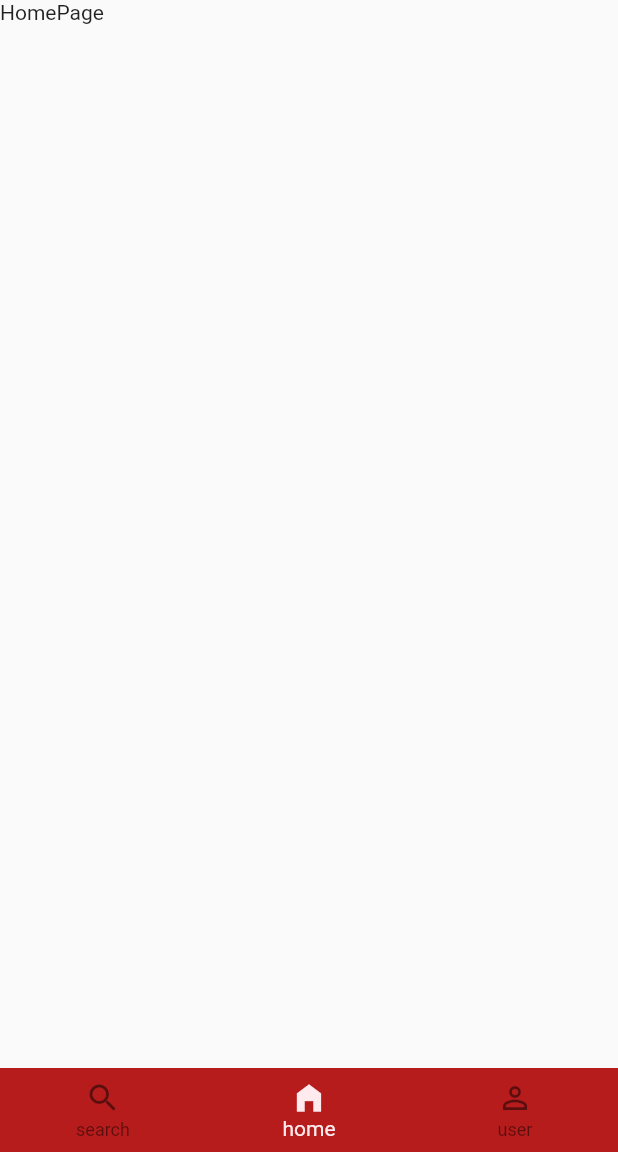
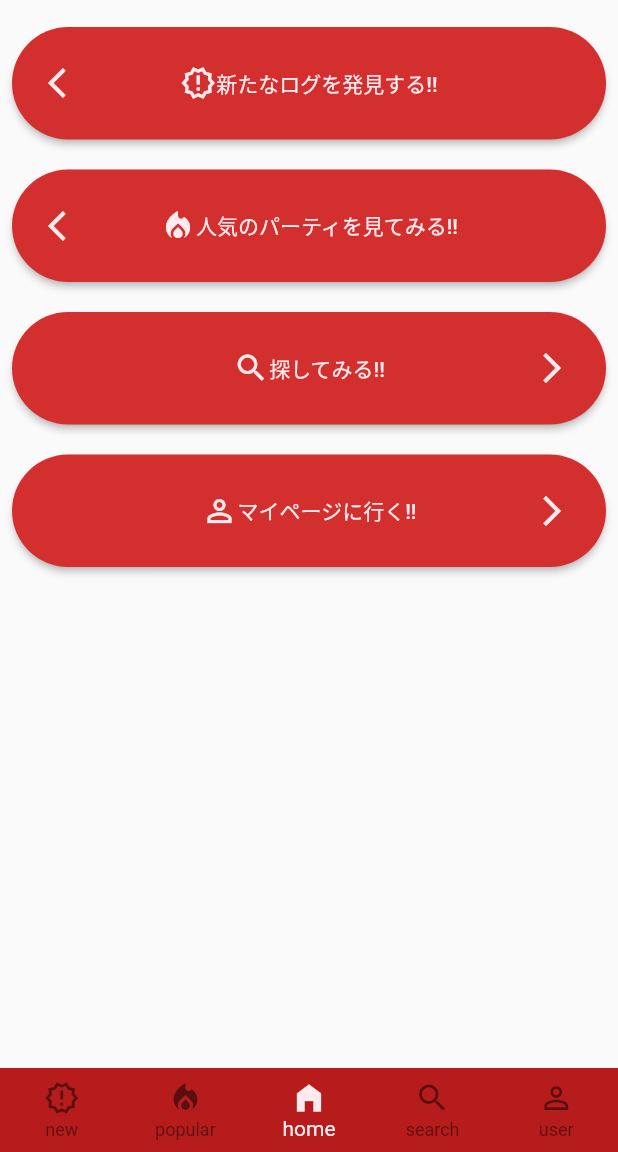
Before and after one commit to voidd0g/pokemon_battle_logger, a Flutter app: the screen it shows after launch, on a phone screen of 412 x 824 dp, the part 84-1236 px from its top. Run offline on Flutter 3.47's test engine with Material 2 defaults, Android fonts, the phone set to English and light mode, and no system bars; our stand-ins replace firebase_core, flutter_riverpod, flutter_spinkit, tuple; accounts and stored records are empty; Roboto replaces fonts that are missing (NoteSansJapanese).

Commit message:
added some pages

```diff
--- a/lib/notifiers/home/pages/search.page.notifier.dart
+++ b/lib/notifiers/home/pages/search.page.notifier.dart
@@ -14,7 +14,7 @@ class SearchPageNotifier extends StateNotifier<SearchPageState> implements IRelo
         );
 
   @override
-  Future<void> reload() async {
+  Future<void> reload(IReloadableArg? _) async {
     await Future.delayed(Duration.zero, () {
       state = state.copy(
         newIsReloading: true,
--- a/lib/notifiers/home/pages/user.page.notifier.dart
+++ b/lib/notifiers/home/pages/user.page.notifier.dart
@@ -14,7 +14,7 @@ class UserPageNotifier extends StateNotifier<UserPageState> implements IReloadab
         );
 
   @override
-  Future<void> reload() async {
+  Future<void> reload(IReloadableArg? _) async {
     await Future.delayed(Duration.zero, () {
       state = state.copy(
         newIsReloading: true,
--- a/lib/notifiers/i_reloadable_page.dart
+++ b/lib/notifiers/i_reloadable_page.dart
@@ -1,3 +1,5 @@
 abstract class IReloadablePage {
-  Future<void> reload();
+  Future<void> reload(IReloadableArg? arg);
 }
+
+abstract class IReloadableArg {}
--- a/lib/routing/app_routing.dart
+++ b/lib/routing/app_routing.dart
@@ -3,22 +3,10 @@ import 'package:pokemon_battle_logger/views/home/home.view.dart';
 
 class AppRouting {
   static const String home = '/home';
-  static Route<dynamic> generateRoute(RouteSettings settings) {
+  static Route<dynamic>? generateRoute(RouteSettings settings) {
     switch (settings.name) {
       case '/':
-        return PageRouteBuilder(
-          settings: RouteSettings(
-            name: home,
-            arguments: settings.arguments,
-          ),
-          pageBuilder: (
-            context,
-            animation,
-            secondaryAnimation,
-          ) =>
-              const HomeView(),
-          transitionDuration: Duration.zero,
-        );
+        return null;
       case home:
         return PageRouteBuilder(
           settings: settings,
--- /dev/null
+++ b/lib/routing/home_pages.dart
@@ -0,0 +1,31 @@
+import 'package:flutter/material.dart';
+import 'package:flutter_riverpod/flutter_riverpod.dart';
+import 'package:pokemon_battle_logger/notifiers/home/pages/home.page.notifier.dart';
+import 'package:pokemon_battle_logger/notifiers/home/pages/new.page.notifier.dart';
+import 'package:pokemon_battle_logger/notifiers/home/pages/popular.page.notifier.dart';
+import 'package:pokemon_battle_logger/notifiers/home/pages/search.page.notifier.dart';
+import 'package:pokemon_battle_logger/notifiers/home/pages/user.page.notifier.dart';
+import 'package:pokemon_battle_logger/views/home/pages/home.page.view.dart';
+import 'package:pokemon_battle_logger/views/home/pages/new.page.view.dart';
+import 'package:pokemon_battle_logger/views/home/pages/popular.page.view.dart';
+import 'package:pokemon_battle_logger/views/home/pages/search.page.view.dart';
+import 'package:pokemon_battle_logger/views/home/pages/user.page.view.dart';
+import 'package:tuple/tuple.dart';
+
+class HomePages {
+  static const int newPageIndex = 0;
+  static const int popularPageIndex = 1;
+  static const int homePageIndex = 2;
+  static const int searchPageIndex = 3;
+  static const int userPageIndex = 4;
+
+  static List<Tuple2<Widget, StateNotifierProvider<StateNotifier, dynamic>>> getPages() {
+    return [
+      Tuple2<Widget, StateNotifierProvider>(const NewPageView(), newPageProvider),
+      Tuple2<Widget, StateNotifierProvider>(const PopularPageView(), popularPageProvider),
+      Tuple2<Widget, StateNotifierProvider>(const HomePageView(), homePageProvider),
+      Tuple2<Widget, StateNotifierProvider>(const SearchPageView(), searchPageProvider),
+      Tuple2<Widget, StateNotifierProvider>(const UserPageView(), userPageProvider),
+    ];
+  }
+}
--- a/lib/views/home/home.view.dart
+++ b/lib/views/home/home.view.dart
@@ -1,13 +1,8 @@
 import 'package:flutter/material.dart';
 import 'package:flutter_riverpod/flutter_riverpod.dart';
 import 'package:pokemon_battle_logger/notifiers/home/home.notifier.dart';
-import 'package:pokemon_battle_logger/notifiers/home/pages/home.page.notifier.dart';
-import 'package:pokemon_battle_logger/notifiers/home/pages/search.page.notifier.dart';
-import 'package:pokemon_battle_logger/notifiers/home/pages/user.page.notifier.dart';
 import 'package:pokemon_battle_logger/notifiers/i_reloadable_page.dart';
-import 'package:pokemon_battle_logger/views/home/pages/home.page.view.dart';
-import 'package:pokemon_battle_logger/views/home/pages/search.page.view.dart';
-import 'package:pokemon_battle_logger/views/home/pages/user.page.view.dart';
+import 'package:pokemon_battle_logger/routing/home_pages.dart';
 import 'package:tuple/tuple.dart';
 
 class HomeView extends ConsumerWidget {
@@ -21,13 +16,15 @@ class HomeView extends ConsumerWidget {
   Widget build(BuildContext context, WidgetRef ref) {
     final state = ref.watch(homeProvider);
 
-    final List<Tuple2<Widget, StateNotifierProvider<StateNotifier, dynamic>>> pages = [
-      Tuple2<Widget, StateNotifierProvider>(const SearchPageView(), searchPageProvider),
-      Tuple2<Widget, StateNotifierProvider>(const HomePageView(), homePageProvider),
-      Tuple2<Widget, StateNotifierProvider>(const UserPageView(), userPageProvider),
-    ];
+    final List<Tuple2<Widget, StateNotifierProvider<StateNotifier, dynamic>>> pages = HomePages.getPages();
 
-    return Scaffold(
+    final index = state.selectedPageIndicesStack.last;
+
+    return WillPopScope(
+      onWillPop: () async {
+        return await ref.read(homeProvider.notifier).popPage();
+      },
+      child: Scaffold(
         appBar: AppBar(
           title: Row(
             mainAxisAlignment: MainAxisAlignment.start,
@@ -51,34 +48,44 @@ class HomeView extends ConsumerWidget {
           backgroundColor: Colors.red.shade100,
           elevation: 0.0,
         ),
-      body: pages[state.selectedPageIndex].item1,
+        body: pages[index].item1,
         bottomNavigationBar: BottomNavigationBar(
           items: const [
             BottomNavigationBarItem(
-            icon: Icon(Icons.search),
-            label: 'search',
+              icon: Icon(Icons.new_releases_outlined),
+              label: 'new',
+            ),
+            BottomNavigationBarItem(
+              icon: Icon(Icons.local_fire_department),
+              label: 'popular',
             ),
             BottomNavigationBarItem(
               icon: Icon(Icons.home_filled),
               label: 'home',
             ),
             BottomNavigationBarItem(
+              icon: Icon(Icons.search),
+              label: 'search',
+            ),
+            BottomNavigationBarItem(
               icon: Icon(Icons.person_outline),
               label: 'user',
             ),
           ],
-        currentIndex: state.selectedPageIndex,
+          currentIndex: index,
           backgroundColor: Colors.red.shade900,
           selectedItemColor: Colors.red.shade50,
           unselectedItemColor: Colors.black.withOpacity(0.5),
           type: BottomNavigationBarType.fixed,
           elevation: 0.0,
           onTap: (newIndex) {
-          if (state.selectedPageIndex == newIndex && ref.watch(pages[state.selectedPageIndex].item2.notifier) is IReloadablePage) {
-            (ref.read(pages[state.selectedPageIndex].item2.notifier) as IReloadablePage).reload();
+            if (index == newIndex && ref.watch(pages[index].item2.notifier) is IReloadablePage) {
+              (ref.read(pages[index].item2.notifier) as IReloadablePage).reload(null);
+            } else {
+              ref.read(homeProvider.notifier).changePage(newIndex);
             }
-          ref.read(homeProvider.notifier).changePage(newIndex);
           },
+        ),
       ),
     );
   }
--- a/lib/views/home/pages/home.page.view.dart
+++ b/lib/views/home/pages/home.page.view.dart
@@ -1,20 +1,115 @@
 import 'package:flutter/material.dart';
 import 'package:flutter_riverpod/flutter_riverpod.dart';
 import 'package:flutter_spinkit/flutter_spinkit.dart';
+import 'package:pokemon_battle_logger/notifiers/home/home.notifier.dart';
 import 'package:pokemon_battle_logger/notifiers/home/pages/home.page.notifier.dart';
+import 'package:pokemon_battle_logger/routing/home_pages.dart';
 
 class HomePageView extends ConsumerWidget {
   const HomePageView({
     Key? key,
   }) : super(key: key);
 
+  static const buttonHeight = 75.0;
+
+  Widget _button({required bool left, required WidgetRef ref, required String text, required IconData icon, required int jumpIndex}) {
+    return ElevatedButton(
+      onPressed: () async {
+        await ref.read(homeProvider.notifier).changePage(jumpIndex);
+      },
+      style: ButtonStyle(
+        backgroundColor: MaterialStateProperty.resolveWith((states) {
+          return Colors.red.shade700;
+        }),
+        foregroundColor: MaterialStateProperty.resolveWith((states) {
+          return Colors.red.shade50;
+        }),
+        overlayColor: MaterialStateProperty.resolveWith((states) {
+          return Colors.red.shade50.withOpacity(0.2);
+        }),
+        shape: MaterialStateProperty.resolveWith((states) {
+          return const RoundedRectangleBorder(
+            borderRadius: BorderRadius.all(Radius.circular(100)),
+          );
+        }),
+      ),
+      child: SizedBox(
+        height: buttonHeight,
+        child: Stack(
+          textDirection: left ? TextDirection.ltr : TextDirection.rtl,
+          children: [
+            Padding(
+              padding: const EdgeInsets.all(8.0),
+              child: Center(
+                widthFactor: 1.0,
+                child: Icon(left ? Icons.arrow_back_ios : Icons.arrow_forward_ios),
+              ),
+            ),
+            Center(
+              child: Row(
+                mainAxisAlignment: MainAxisAlignment.center,
+                children: [
+                  Icon(icon),
+                  Text(text),
+                ],
+              ),
+            )
+          ],
+        ),
+      ),
+    );
+  }
+
   @override
   Widget build(BuildContext context, WidgetRef ref) {
     final state = ref.watch(homePageProvider);
+
+    final buttons = [
+      _button(
+        left: true,
+        ref: ref,
+        text: '新たなログを発見する!!',
+        icon: Icons.new_releases_outlined,
+        jumpIndex: HomePages.newPageIndex,
+      ),
+      _button(
+        left: true,
+        ref: ref,
+        text: '人気のパーティを見てみる!!',
+        icon: Icons.local_fire_department,
+        jumpIndex: HomePages.popularPageIndex,
+      ),
+      _button(
+        left: false,
+        ref: ref,
+        text: '探してみる!!',
+        icon: Icons.search,
+        jumpIndex: HomePages.searchPageIndex,
+      ),
+      _button(
+        left: false,
+        ref: ref,
+        text: 'マイページに行く!!',
+        icon: Icons.person_outline,
+        jumpIndex: HomePages.userPageIndex,
+      ),
+    ];
+
     return state.isReloading
         ? SpinKitChasingDots(
             color: Colors.red.shade300,
           )
-        : const Text('HomePage');
+        : Padding(
+            padding: const EdgeInsets.all(8.0),
+            child: SizedBox(
+              height: (buttonHeight + 20.0) * buttons.length,
+              child: Column(
+                mainAxisSize: MainAxisSize.max,
+                mainAxisAlignment: MainAxisAlignment.spaceAround,
+                crossAxisAlignment: CrossAxisAlignment.center,
+                children: buttons,
+              ),
+            ),
+          );
   }
 }
```
Also changed, not shown: lib/notifiers/home/home.notifier.dart (+29 -4 lines), lib/notifiers/home/pages/new.page.notifier.dart (added, +28 -0 lines), lib/notifiers/home/pages/popular.page.notifier.dart (added, +28 -0 lines), lib/states/home/home.state.dart (+4 -4 lines), lib/states/home/pages/new.page.state.dart (added, +11 -0 lines), lib/states/home/pages/popular.page.state.dart (added, +11 -0 lines), lib/views/home/pages/new.page.view.dart (added, +20 -0 lines), lib/views/home/pages/popular.page.view.dart (added, +20 -0 lines). Lines whose indentation alone changed are shown as unchanged.
